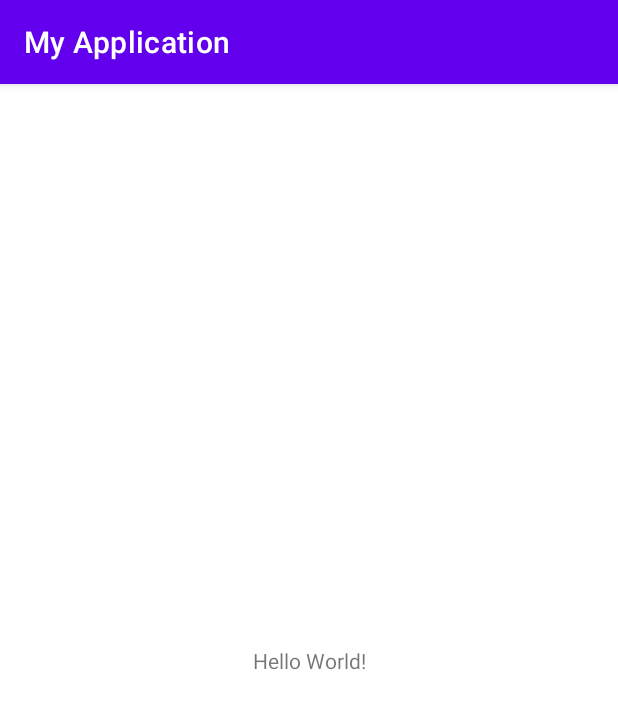
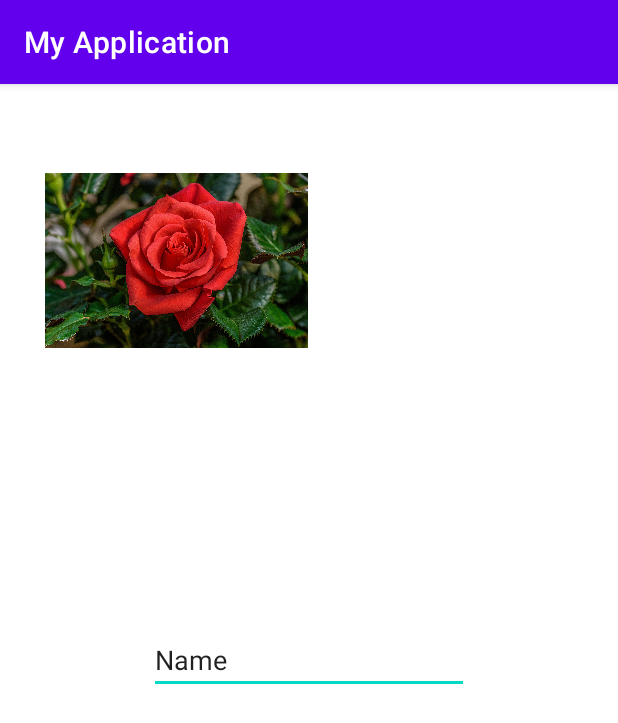
Before and after one commit to Diaspro7819/ski_10, an Android app: the screen it shows after launch (MainActivity before the commit, SignIn after it), on a phone screen of 412 x 824 dp. Shown: the top 723 px of the screen. Run offline under Robolectric (Android 15) with nearby library versions, the phone set to English and light mode, and no system bars.

Commit message:
Start_пр-7_начало_3страницы

```diff
--- a/app/src/main/java/com/example/myapplication/MainActivity.java
+++ b/app/src/main/java/com/example/myapplication/Profile.java
@@ -4,13 +4,11 @@ import androidx.appcompat.app.AppCompatActivity;
 
 import android.os.Bundle;
 
-public class MainActivity extends AppCompatActivity {
+public class Profile extends AppCompatActivity {
 
     @Override
     protected void onCreate(Bundle savedInstanceState) {
         super.onCreate(savedInstanceState);
-        setContentView(R.layout.activity_main);
+        setContentView(R.layout.profile);
     }
-}//Danil_1010101010_07/04/2023_22:59
-//time_ 23:00
-//7890346574893029348574893021-029387554893029847548930
+}
--- /dev/null
+++ b/app/src/main/java/com/example/myapplication/SignIn.java
@@ -0,0 +1,16 @@
+package com.example.myapplication;
+
+import androidx.appcompat.app.AppCompatActivity;
+
+import android.os.Bundle;
+
+public class SignIn extends AppCompatActivity {
+
+    @Override
+    protected void onCreate(Bundle savedInstanceState) {
+        super.onCreate(savedInstanceState);
+        setContentView(R.layout.sign_in);
+    }
+}//Danil_1010101010_07/04/2023_22:59
+//time_ 23:00
+//7890346574893029348574893021-029387554893029847548930
--- /dev/null
+++ b/app/src/main/res/drawable/baseline_assignment_ind_24.xml
@@ -0,0 +1,5 @@
+<vector android:height="24dp" android:tint="#000000"
+    android:viewportHeight="24" android:viewportWidth="24"
+    android:width="24dp" xmlns:android="http://schemas.android.com/apk/res/android">
+    <path android:fillColor="@android:color/white" android:pathData="M19,3h-4.18C14.4,1.84 13.3,1 12,1c-1.3,0 -2.4,0.84 -2.82,2L5,3c-1.1,0 -2,0.9 -2,2v14c0,1.1 0.9,2 2,2h14c1.1,0 2,-0.9 2,-2L21,5c0,-1.1 -0.9,-2 -2,-2zM12,3c0.55,0 1,0.45 1,1s-0.45,1 -1,1 -1,-0.45 -1,-1 0.45,-1 1,-1zM12,7c1.66,0 3,1.34 3,3s-1.34,3 -3,3 -3,-1.34 -3,-3 1.34,-3 3,-3zM18,19L6,19v-1.4c0,-2 4,-3.1 6,-3.1s6,1.1 6,3.1L18,19z"/>
+</vector>
--- /dev/null
+++ b/app/src/main/res/drawable/question.xml
@@ -0,0 +1,5 @@
+<vector android:height="24dp" android:tint="#000000"
+    android:viewportHeight="24" android:viewportWidth="24"
+    android:width="24dp" xmlns:android="http://schemas.android.com/apk/res/android">
+    <path android:fillColor="@android:color/white" android:pathData="M11.07,12.85c0.77,-1.39 2.25,-2.21 3.11,-3.44c0.91,-1.29 0.4,-3.7 -2.18,-3.7c-1.69,0 -2.52,1.28 -2.87,2.34L6.54,6.96C7.25,4.83 9.18,3 11.99,3c2.35,0 3.96,1.07 4.78,2.41c0.7,1.15 1.11,3.3 0.03,4.9c-1.2,1.77 -2.35,2.31 -2.97,3.45c-0.25,0.46 -0.35,0.76 -0.35,2.24h-2.89C10.58,15.22 10.46,13.95 11.07,12.85zM14,20c0,1.1 -0.9,2 -2,2s-2,-0.9 -2,-2c0,-1.1 0.9,-2 2,-2S14,18.9 14,20z"/>
+</vector>
--- a/app/src/main/res/layout/activity_main.xml
+++ b/app/src/main/res/layout/sign_in.xml
@@ -4,15 +4,27 @@
     xmlns:tools="http://schemas.android.com/tools"
     android:layout_width="match_parent"
     android:layout_height="match_parent"
-    tools:context=".MainActivity">
+    tools:context=".SignIn">
 
-    <TextView
+    <ImageView
+        android:id="@+id/imageView"
+        android:layout_width="175dp"
+        android:layout_height="175dp"
+        android:layout_marginStart="30dp"
+        android:layout_marginTop="30dp"
+        android:src="@drawable/fl"
+        app:layout_constraintStart_toStartOf="parent"
+        app:layout_constraintTop_toTopOf="parent" />
+
+    <EditText
+        android:id="@+id/editTextTextPersonName"
         android:layout_width="wrap_content"
         android:layout_height="wrap_content"
-        android:text="Hello World!"
+        android:ems="10"
+        android:inputType="textPersonName"
+        android:text="Name"
         app:layout_constraintBottom_toBottomOf="parent"
         app:layout_constraintEnd_toEndOf="parent"
         app:layout_constraintStart_toStartOf="parent"
         app:layout_constraintTop_toTopOf="parent" />
-
 </androidx.constraintlayout.widget.ConstraintLayout>
--- a/app/src/main/res/values/strings.xml
+++ b/app/src/main/res/values/strings.xml
@@ -1,3 +1,6 @@
 <resources>
     <string name="app_name">My Application</string>
+    <string name="textView">Name</string>
+    <string name="textView2">yes</string>
+
 </resources>
```
Also changed, not shown: app/src/main/AndroidManifest.xml (+7 -1 lines), app/src/main/java/com/example/myapplication/Contacts.java (added, +14 -0 lines), app/src/main/res/layout/contacts.xml (added, +25 -0 lines), app/src/main/res/layout/profile.xml (added, +85 -0 lines), app/src/main/res/drawable/fl.jpg (added), app/src/main/res/drawable/yes.jpg (added).
